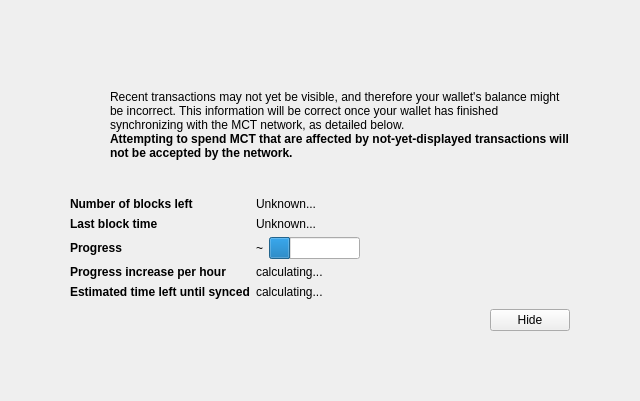
Old version of the form src/qt/forms/modaloverlay.ui in the repository giaki3003/mct-coin-old-PoW.
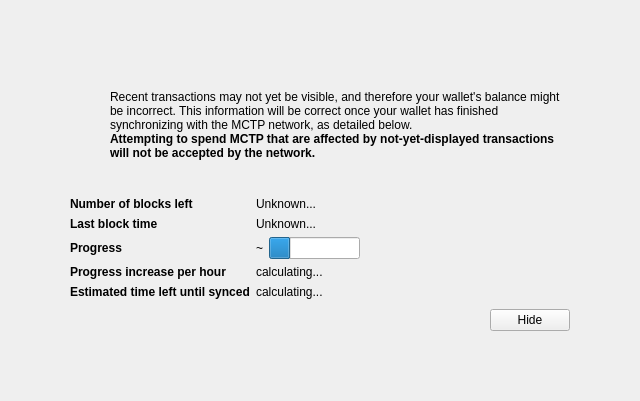
New version of the form. Icons and pictures are not drawn. Custom widgets are drawn as their Qt base class.

The edit to the form file:
```diff
--- a/src/qt/forms/modaloverlay.ui
+++ b/src/qt/forms/modaloverlay.ui
@@ -128,7 +128,7 @@
              <item>
               <widget class="QLabel" name="infoText">
                <property name="text">
-                <string>Recent transactions may not yet be visible, and therefore your wallet's balance might be incorrect. This information will be correct once your wallet has finished synchronizing with the MCT network, as detailed below.</string>
+                <string>Recent transactions may not yet be visible, and therefore your wallet's balance might be incorrect. This information will be correct once your wallet has finished synchronizing with the MCTP network, as detailed below.</string>
                </property>
                <property name="textFormat">
                 <enum>Qt::RichText</enum>
@@ -147,7 +147,7 @@
                 </font>
                </property>
                <property name="text">
-                <string>Attempting to spend MCT that are affected by not-yet-displayed transactions will not be accepted by the network.</string>
+                <string>Attempting to spend MCTP that are affected by not-yet-displayed transactions will not be accepted by the network.</string>
                </property>
                <property name="textFormat">
                 <enum>Qt::RichText</enum>
```
